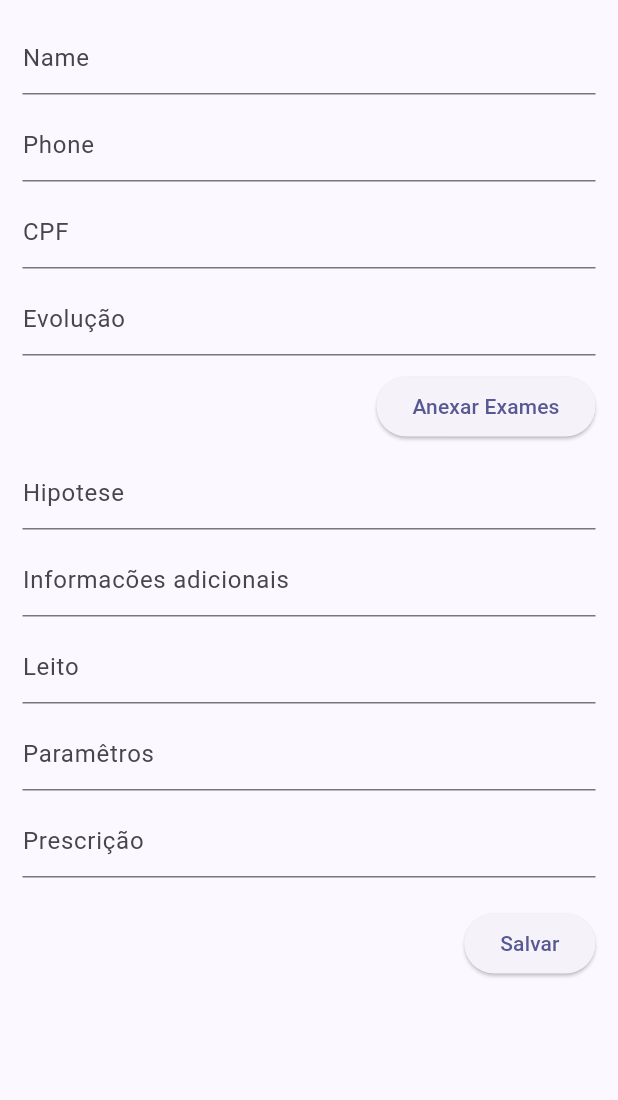
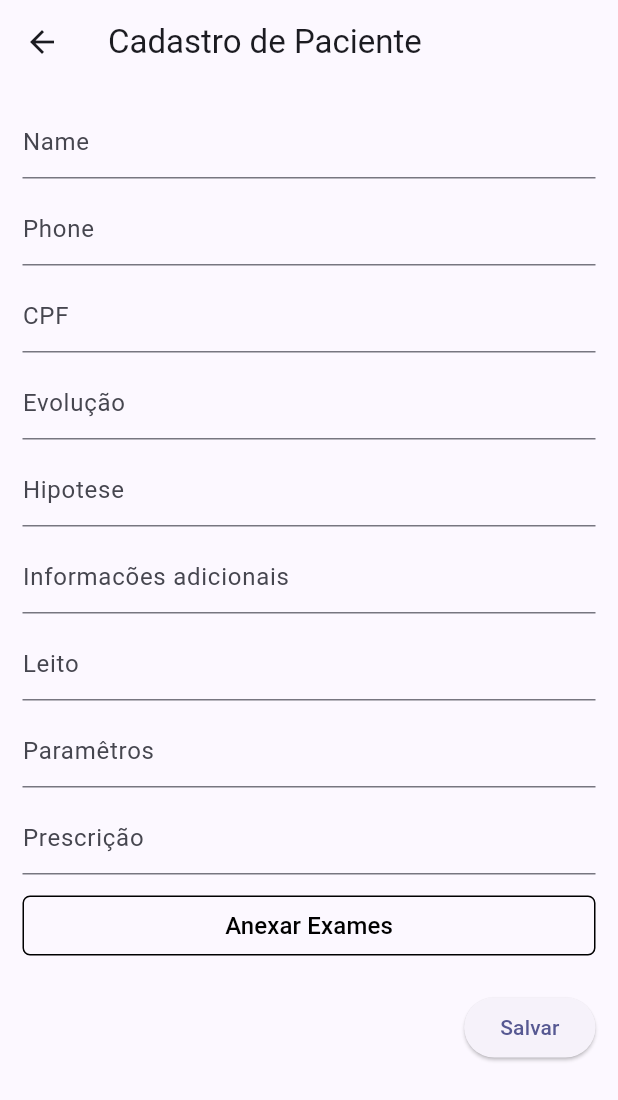
Before and after one commit to Danubio-Leite/evolucao_medica_2023, a Flutter app: the PatientListPage screen opened directly, after a tap on the "add" icon, on a phone screen of 412 x 824 dp. Shown: the top 1100 px of the screen. Run offline on Flutter 3.47's test engine with Material 2 defaults, Android fonts, the light colour scheme and no system bars; our stand-ins replace get, hive, hive_flutter, image_picker; missing offline and left inert: camera_camera; accounts and stored records are empty.

Commit message:
pequenas alteracoes

```diff
--- a/lib/config/showForm.dart
+++ b/lib/config/showForm.dart
@@ -15,7 +15,7 @@ class ShowForm {
       context: ctx,
       elevation: 5,
       isScrollControlled: true,
-      builder: (_) => ModalPatient(
+      builder: (_) => PatientForm(
         itemKey: itemKey,
         name: existingItem != null ? existingItem['name'] : '',
         phone: existingItem != null ? existingItem['phone'] : '',
--- a/lib/pages/patient_form_page.dart
+++ b/lib/pages/patient_form_page.dart
@@ -3,8 +3,8 @@ import 'package:flutter/material.dart';
 
 import '../config/data_service.dart';
 
-class ModalPatient extends StatefulWidget {
-  ModalPatient({
+class PatientForm extends StatefulWidget {
+  PatientForm({
     super.key,
     required this.itemKey,
     required this.name,
@@ -32,10 +32,10 @@ class ModalPatient extends StatefulWidget {
   String informacoes;
 
   @override
-  State<ModalPatient> createState() => _ModalPatientState();
+  State<PatientForm> createState() => _ModalPatientState();
 }
 
-class _ModalPatientState extends State<ModalPatient> {
+class _ModalPatientState extends State<PatientForm> {
   final TextEditingController _nameController = TextEditingController();
   final TextEditingController _phoneController = TextEditingController();
   final TextEditingController _cpfController = TextEditingController();
@@ -47,6 +47,8 @@ class _ModalPatientState extends State<ModalPatient> {
   final TextEditingController _parametrosController = TextEditingController();
   final TextEditingController _prescricaoController = TextEditingController();
 
+  String? exames;
+
   DataService dataService = DataService();
 
   @override
@@ -56,7 +58,7 @@ class _ModalPatientState extends State<ModalPatient> {
     _phoneController.text = widget.phone;
     _cpfController.text = widget.cpf;
     _evolucaoController.text = widget.evolucao;
-    _examesController.text = widget.exames;
+    exames = widget.exames;
     _hipoteseController.text = widget.hipotese;
     _informacoesController.text = widget.informacoes;
     _leitoController.text = widget.leito;
@@ -67,6 +69,10 @@ class _ModalPatientState extends State<ModalPatient> {
   @override
   Widget build(BuildContext context) {
     return Scaffold(
+      resizeToAvoidBottomInset: false,
+      appBar: AppBar(
+        title: const Text('Cadastro de Paciente'),
+      ),
       body: Container(
         padding: EdgeInsets.only(
             bottom: MediaQuery.of(context).viewInsets.bottom,
@@ -102,20 +108,6 @@ class _ModalPatientState extends State<ModalPatient> {
                 decoration: const InputDecoration(hintText: 'Evolução'),
               ),
               const SizedBox(height: 10),
-              /*TextField(
-                controller: _examesController,
-                keyboardType: TextInputType.text,
-                decoration: const InputDecoration(hintText: 'Exames'),
-              ),*/
-              ElevatedButton(
-                  onPressed: () => Navigator.push(
-                        context,
-                        MaterialPageRoute(
-                          builder: (context) => const ExamePagePicker(),
-                        ),
-                      ),
-                  child: const Text('Anexar Exames')),
-              const SizedBox(height: 10),
               TextField(
                 controller: _hipoteseController,
                 keyboardType: TextInputType.text,
@@ -146,6 +138,36 @@ class _ModalPatientState extends State<ModalPatient> {
                 keyboardType: TextInputType.text,
                 decoration: const InputDecoration(hintText: 'Prescrição'),
               ),
+              const SizedBox(height: 10),
+              SizedBox(
+                width: double.infinity,
+                child: ElevatedButton(
+                    style: ElevatedButton.styleFrom(
+                      shape: RoundedRectangleBorder(
+                          borderRadius: BorderRadius.circular(5)),
+                      side: const BorderSide(
+                        width: 1,
+                        color: Colors.black,
+                      ),
+                      backgroundColor: Colors.transparent,
+                      elevation: 0,
+                    ),
+                    onPressed: () async {
+                      exames = await Navigator.push(
+                        context,
+                        MaterialPageRoute(
+                          builder: (context) => const ExamePagePicker(),
+                        ),
+                      );
+                    },
+                    child: const Text(
+                      'Anexar Exames',
+                      style: TextStyle(
+                        color: Colors.black,
+                        fontSize: 16,
+                      ),
+                    )),
+              ),
               const SizedBox(height: 20),
               ElevatedButton(
                 onPressed: () async {
@@ -156,7 +178,7 @@ class _ModalPatientState extends State<ModalPatient> {
                         "phone": _phoneController.text,
                         "cpf": _cpfController.text,
                         "evolucao": _evolucaoController.text,
-                        "exames": _examesController.text,
+                        "exames": exames,
                         "hipotese": _hipoteseController.text,
                         "informacoes": _informacoesController.text,
                         "leito": _leitoController.text,
@@ -171,7 +193,7 @@ class _ModalPatientState extends State<ModalPatient> {
                         'phone': _phoneController.text.trim(),
                         "cpf": _cpfController.text.trim(),
                         "evolucao": _evolucaoController.text.trim(),
-                        "exames": _examesController.text.trim(),
+                        "exames": exames,
                         "hipotese": _hipoteseController.text.trim(),
                         "informacoes": _informacoesController.text.trim(),
                         "leito": _leitoController.text.trim(),
--- a/lib/pages/patients_list_page.dart
+++ b/lib/pages/patients_list_page.dart
@@ -31,7 +31,7 @@ class _MyHomePageState extends State<PatientListPage> {
     var _itemstemp = await Navigator.push(
       context,
       MaterialPageRoute(
-        builder: (context) => ModalPatient(
+        builder: (context) => PatientForm(
           itemKey: itemKey,
           name: existingItem['name'] ?? '',
           phone: existingItem['phone'] ?? '',
@@ -48,9 +48,11 @@ class _MyHomePageState extends State<PatientListPage> {
     );
     //Verifica se o item já existe e preenche o modal com seus dados
 
-    setState(() {
-      _items = _itemstemp;
-    });
+    if (_itemstemp != null) {
+      setState(() {
+        _items = _itemstemp;
+      });
+    }
   }
 
   @override
```
Also changed, not shown: lib/image_picker/exame_page_picker.dart (+20 -2 lines), lib/pages/more_info_page.dart (+33 -18 lines), lib/pages/show_exame_page.dart (added, +34 -0 lines), assets/images/informacoes.png, assets/images/sobre.png.
